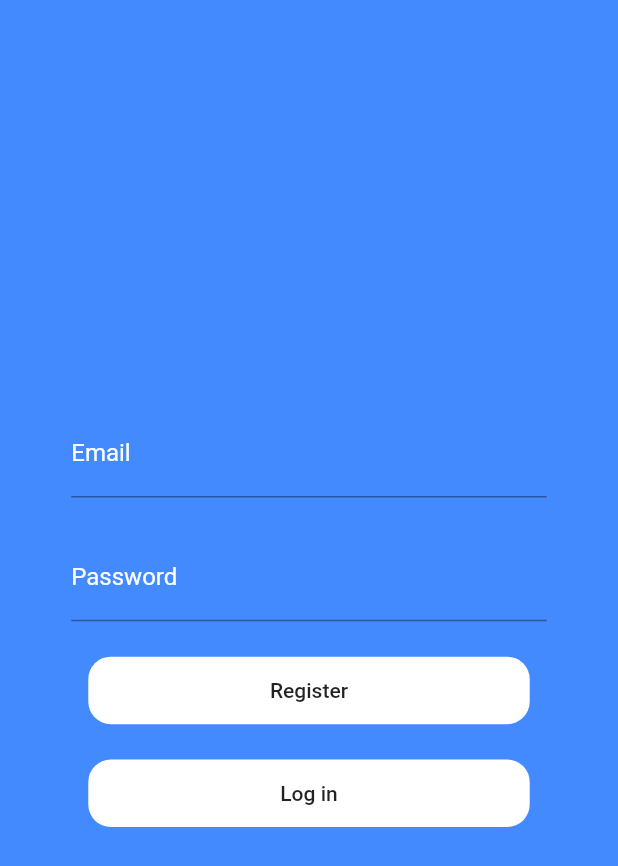
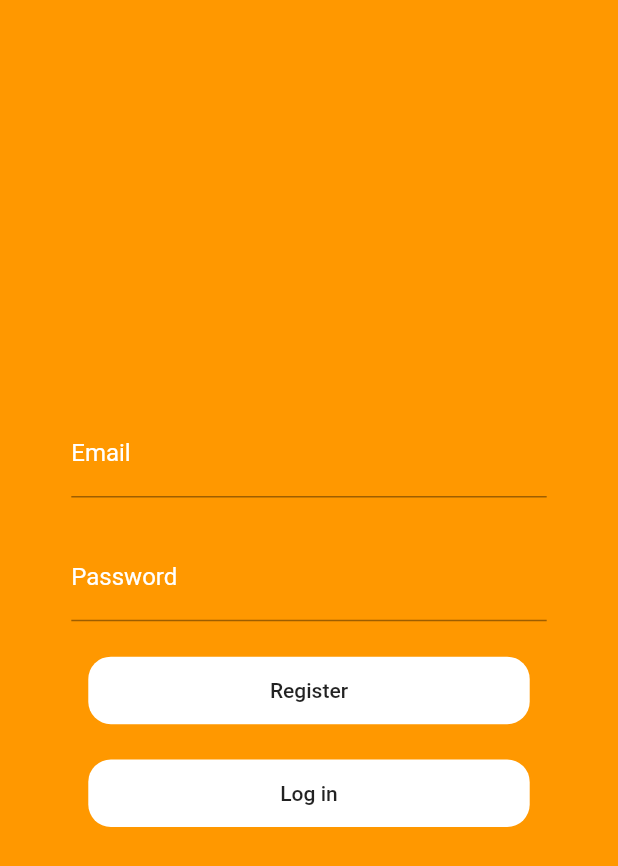
Before and after one commit to Anoop072001/fash_deal, a Flutter app: the Authentication screen opened directly, on a phone screen of 412 x 824 dp. Shown: the top 866 px of the screen. Run offline on Flutter 3.47's test engine with Material 2 defaults, Android fonts, the phone set to English and light mode, and no system bars; our stand-ins replace cloud_firestore, firebase_auth, firebase_core; accounts and stored records are empty.

Commit message:
Authentication page added

```diff
--- a/lib/ui/authentication.dart
+++ b/lib/ui/authentication.dart
@@ -18,7 +18,7 @@ class _AuthenticationState extends State<Authentication> {
         width: MediaQuery.of(context).size.width,
         height: MediaQuery.of(context).size.height,
         decoration: BoxDecoration(
-          color: Colors.blueAccent,
+          color: Colors.orange,
         ),
         child: Column(
           mainAxisAlignment: MainAxisAlignment.center,
```
Also changed, not shown: lib/main.dart (+6 -2 lines), 2 other files.
